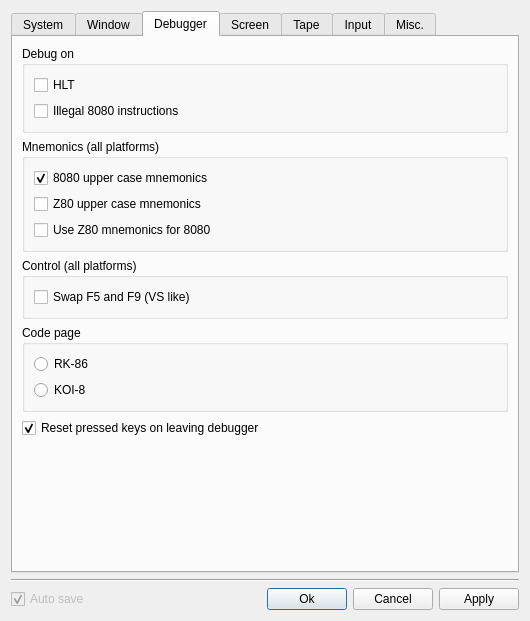
The window that src/qt/qtSettingsDialog.ui (vpyk/emu80v4) describes before a commit, drawn with Qt 5.
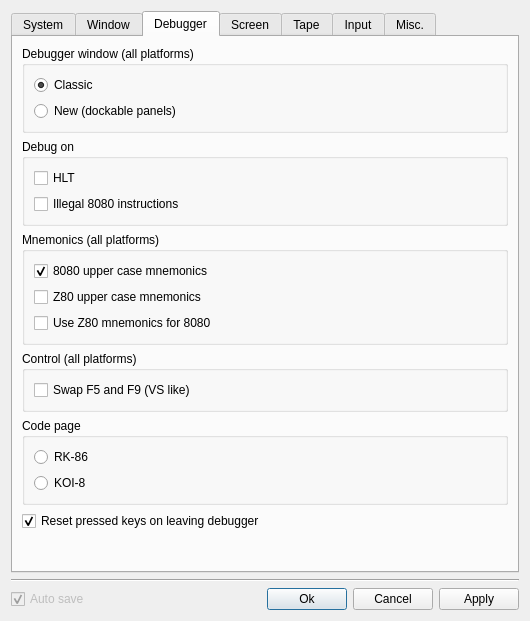
The same window after the commit. The open tabs and pages were chosen to show the change.

Commit message:
Qt debugger window: front-end selection, window frame
- emulation.debugger option (classic|qt), switch in the settings dialog;
  the Qt debugger is always used for CPUs other than 8080/Z80
- Platform creates the Qt debugger through palCreateDebugger() and replaces
  a closed front-end when the option changes; IDebugger::isOpen()
- DbgWindow: run control menu and tool bar, status bar with the stop
  reason; it stays open while the emulation runs and polls the debug
  session for changes made by other clients
- the Qt debugger can be left out with qmake NO_QT_DEBUGGER=1

```diff
--- a/src/qt/qtSettingsDialog.ui
+++ b/src/qt/qtSettingsDialog.ui
@@ -992,6 +992,35 @@
        <string>Debugger</string>
       </attribute>
       <layout class="QVBoxLayout" name="verticalLayout_5">
+       <item>
+        <widget class="QGroupBox" name="debuggerUiGroupBox">
+         <property name="title">
+          <string>Debugger window (all platforms)</string>
+         </property>
+         <layout class="QVBoxLayout" name="debuggerUiLayout">
+          <item>
+           <widget class="QRadioButton" name="classicDebuggerRadioButton">
+            <property name="text">
+             <string>Classic</string>
+            </property>
+            <property name="checked">
+             <bool>true</bool>
+            </property>
+           </widget>
+          </item>
+          <item>
+           <widget class="QRadioButton" name="qtDebuggerRadioButton">
+            <property name="toolTip">
+             <string>Always used for CPUs other than 8080 and Z80</string>
+            </property>
+            <property name="text">
+             <string>New (dockable panels)</string>
+            </property>
+           </widget>
+          </item>
+         </layout>
+        </widget>
+       </item>
        <item>
         <widget class="QGroupBox" name="debugOnGroupBox">
          <property name="title">
```
The commit also changes 19 other files.
